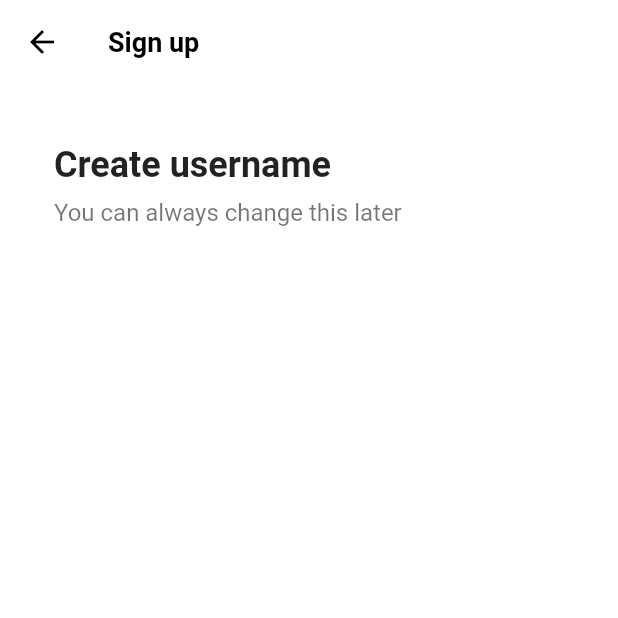
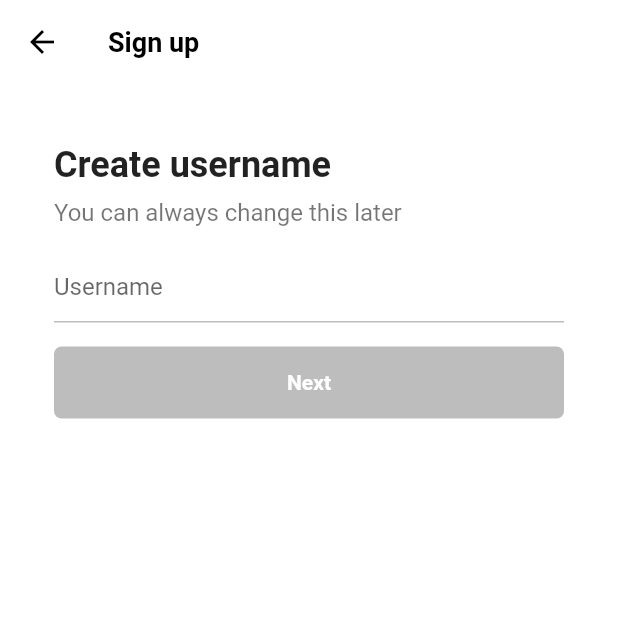
Before and after one commit to kim7881/flutter_tiktok, a Flutter app: the screen it shows after launch, after a tap on "Use email & password", on a phone screen of 412 x 824 dp, the top half of it. Run offline on Flutter 3.47's test engine with Material 2 defaults, Android fonts, the phone set to English and light mode, and no system bars; our stand-ins replace font_awesome_flutter.

Commit message:
username screen

```diff
--- a/lib/features/authentication/email_screen.dart
+++ /dev/null
@@ -1,42 +0,0 @@
-import 'package:flutter/material.dart';
-import 'package:flutter_tiktok/constants/gaps.dart';
-import 'package:flutter_tiktok/constants/sizes.dart';
-
-class EmailScreen extends StatelessWidget {
-  const EmailScreen({Key? key}) : super(key: key);
-
-  @override
-  Widget build(BuildContext context) {
-    return Scaffold(
-      backgroundColor: Colors.white,
-      appBar: AppBar(
-        elevation: 0,
-        title: Text('Sign up'),
-      ),
-      body: Padding(
-        padding: const EdgeInsets.symmetric(horizontal: Sizes.size36),
-        child: Column(
-          crossAxisAlignment: CrossAxisAlignment.start,
-          children: const [
-            Gaps.v40,
-            Text(
-              'Create username',
-              style: TextStyle(
-                fontSize: Sizes.size24,
-                fontWeight: FontWeight.w700,
-              ),
-            ),
-            Gaps.v8,
-            Text(
-              'You can always change this later',
-              style: TextStyle(
-                fontSize: Sizes.size16,
-                color: Colors.black54,
-              ),
-            )
-          ],
-        ),
-      ),
-    );
-  }
-}
--- a/lib/features/authentication/sing_up_screen.dart
+++ b/lib/features/authentication/sing_up_screen.dart
@@ -1,7 +1,7 @@
 import 'package:flutter/material.dart';
 import 'package:flutter_tiktok/constants/gaps.dart';
 import 'package:flutter_tiktok/constants/sizes.dart';
-import 'package:flutter_tiktok/features/authentication/email_screen.dart';
+import 'package:flutter_tiktok/features/authentication/username_screen.dart';
 import 'package:flutter_tiktok/features/authentication/login_screen.dart';
 import 'package:flutter_tiktok/features/authentication/widgets/auth_button.dart';
 import 'package:font_awesome_flutter/font_awesome_flutter.dart';
@@ -20,7 +20,7 @@ class SignUpScreen extends StatelessWidget {
   void onEmailTap(BuildContext context) {
     Navigator.of(context).push(
       MaterialPageRoute(
-        builder: (context) => const EmailScreen(),
+        builder: (context) => const UsernameScreen(),
       ),
     );
   }
--- a/lib/features/authentication/username_screen.dart
+++ b/lib/features/authentication/username_screen.dart
@@ -0,0 +1,100 @@
+import 'package:flutter/material.dart';
+import 'package:flutter_tiktok/constants/gaps.dart';
+import 'package:flutter_tiktok/constants/sizes.dart';
+
+class UsernameScreen extends StatefulWidget {
+  const UsernameScreen({Key? key}) : super(key: key);
+
+  @override
+  State<UsernameScreen> createState() => _UsernameScreenState();
+}
+
+class _UsernameScreenState extends State<UsernameScreen> {
+  final TextEditingController _usernameController = TextEditingController();
+
+  String _username = "";
+
+  @override
+  void initState() {
+    super.initState();
+
+    _usernameController.addListener(() {
+      setState(() {
+        _username = _usernameController.text;
+      });
+    });
+  }
+
+  @override
+  Widget build(BuildContext context) {
+    return Scaffold(
+      backgroundColor: Colors.white,
+      appBar: AppBar(
+        elevation: 0,
+        title: Text('Sign up'),
+      ),
+      body: Padding(
+        padding: const EdgeInsets.symmetric(horizontal: Sizes.size36),
+        child: Column(
+          crossAxisAlignment: CrossAxisAlignment.start,
+          children: [
+            Gaps.v40,
+            const Text(
+              'Create username',
+              style: TextStyle(
+                fontSize: Sizes.size24,
+                fontWeight: FontWeight.w700,
+              ),
+            ),
+            Gaps.v8,
+            const Text(
+              'You can always change this later',
+              style: TextStyle(
+                fontSize: Sizes.size16,
+                color: Colors.black54,
+              ),
+            ),
+            Gaps.v16,
+            TextField(
+              controller: _usernameController,
+              decoration: InputDecoration(
+                hintText: 'Username',
+                enabledBorder: UnderlineInputBorder(
+                  borderSide: BorderSide(
+                    color: Colors.grey.shade400,
+                  ),
+                ),
+                focusedBorder: UnderlineInputBorder(
+                  borderSide: BorderSide(
+                    color: Colors.grey.shade400,
+                  ),
+                ),
+              ),
+              cursorColor: Theme.of(context).primaryColor,
+            ),
+            Gaps.v16,
+            FractionallySizedBox(
+              widthFactor: 1,
+              child: AnimatedContainer(
+                duration: const Duration(milliseconds: 300),
+                padding: const EdgeInsets.symmetric(vertical: Sizes.size16),
+                decoration: BoxDecoration(
+                  color: _username.isEmpty ? Colors.grey.shade400 : Theme.of(context).primaryColor,
+                  borderRadius: BorderRadius.circular(Sizes.size5),
+                ),
+                child: const Text(
+                  'Next',
+                  textAlign: TextAlign.center,
+                  style: TextStyle(
+                    color: Colors.white,
+                    fontWeight: FontWeight.w600,
+                  ),
+                ),
+              ),
+            ),
+          ],
+        ),
+      ),
+    );
+  }
+}
```
Also changed, not shown: 1 other file.
